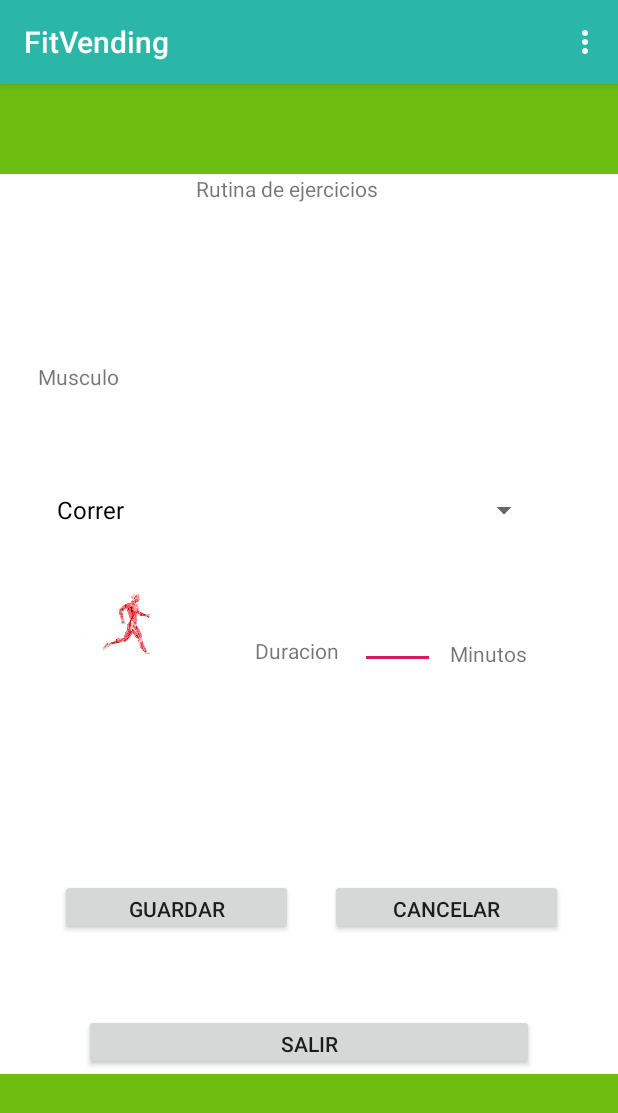
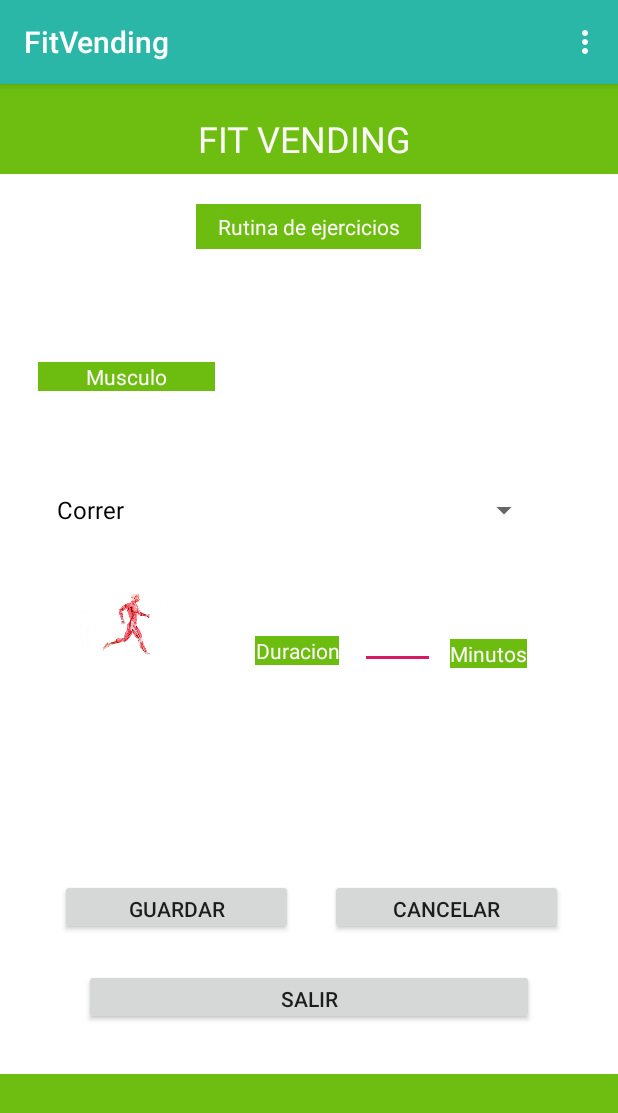
Before and after one commit to brianbayarri/FitVending_Desarrollo, an Android app: the RutinaActivity screen opened directly, with no data from a screen before it, on a phone screen of 412 x 824 dp. Shown: the top 1113 px of the screen. Run offline under Robolectric (Android 15) with nearby library versions, the phone set to English and light mode, and no system bars.

Commit message:
Se agrega estilo a la activity_rutina

```diff
--- a/Android/trunk/app/src/main/res/layout/activity_rutina.xml
+++ b/Android/trunk/app/src/main/res/layout/activity_rutina.xml
@@ -7,6 +7,11 @@
     tools:context=".RutinaActivity"
     android:background="#6DBE11"
     >
+
+
+
+
+
 
     <RelativeLayout
         android:layout_marginTop="60dp"
@@ -23,7 +28,11 @@
         android:layout_marginVertical="125dp"
         android:layout_marginLeft="25dp"
         android:layout_marginBottom="49dp"
-        android:text="Musculo" />
+        android:text="Musculo"
+        android:background="#6DBD11"
+        android:gravity="center"
+        android:textColor="#FCF7F7"
+        />
 
         <Spinner
             android:id="@+id/ActividadSpinner"
@@ -37,11 +46,13 @@
             android:layout_width="150dp"
             android:layout_height="30dp"
             android:layout_centerHorizontal="true"
-            android:layout_marginStart="10dp"
+            android:layout_marginStart="40dp"
             android:layout_marginLeft="125dp"
-            android:text="Rutina de ejercicios"
-
-            />
+            android:layout_marginTop="20dp"
+            android:background="#6DBD11"
+            android:gravity="center"
+            android:textColor="#FCF7F7"
+            android:text="Rutina de ejercicios" />
 
         <ImageView
             android:id="@+id/MusculoImage"
@@ -57,7 +68,11 @@
         android:layout_height="wrap_content"
         android:layout_marginStart="170dp"
         android:layout_marginTop="308dp"
-        android:text="Duracion" />
+        android:text="Duracion"
+        android:background="#6DBD11"
+        android:gravity="center"
+        android:textColor="#FCF7F7"
+        />
 
     <EditText
         android:id="@+id/RutinaInputMinutos"
@@ -100,7 +115,7 @@
         android:layout_width="300dp"
         android:layout_height="37dp"
         android:layout_centerHorizontal="true"
-        android:layout_marginVertical="560dp"
+        android:layout_marginVertical="530dp"
         android:layout_marginLeft="55dp"
         android:text="Salir"
 
@@ -113,7 +128,23 @@
         android:text="Minutos"
         android:layout_marginStart="300dp"
         android:layout_marginTop="310dp"
+        android:background="#6DBD11"
+        android:gravity="center"
+        android:textColor="#FCF7F7"
         />
 
     </RelativeLayout>
+
+    <TextView
+        android:id="@+id/lbl_RutinaTitulo"
+        android:layout_width="200dp"
+        android:layout_height="29dp"
+        android:layout_centerHorizontal="true"
+        android:layout_marginTop="20dp"
+        android:gravity="center"
+        android:text="FIT VENDING "
+
+
+        android:textColor="#FCF7F7"
+        android:textSize="24sp" />
 </RelativeLayout>
```
